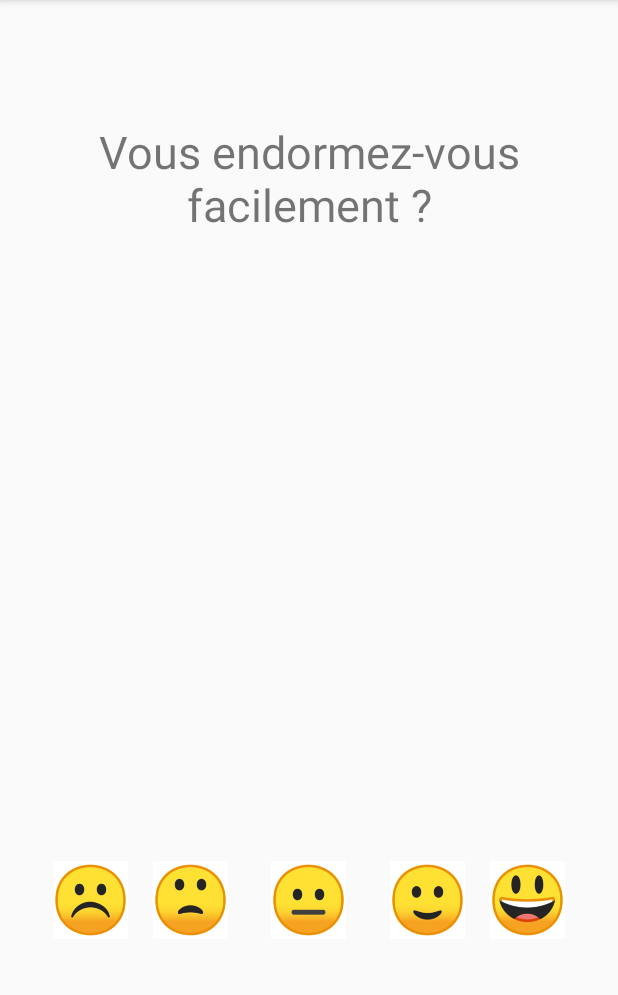
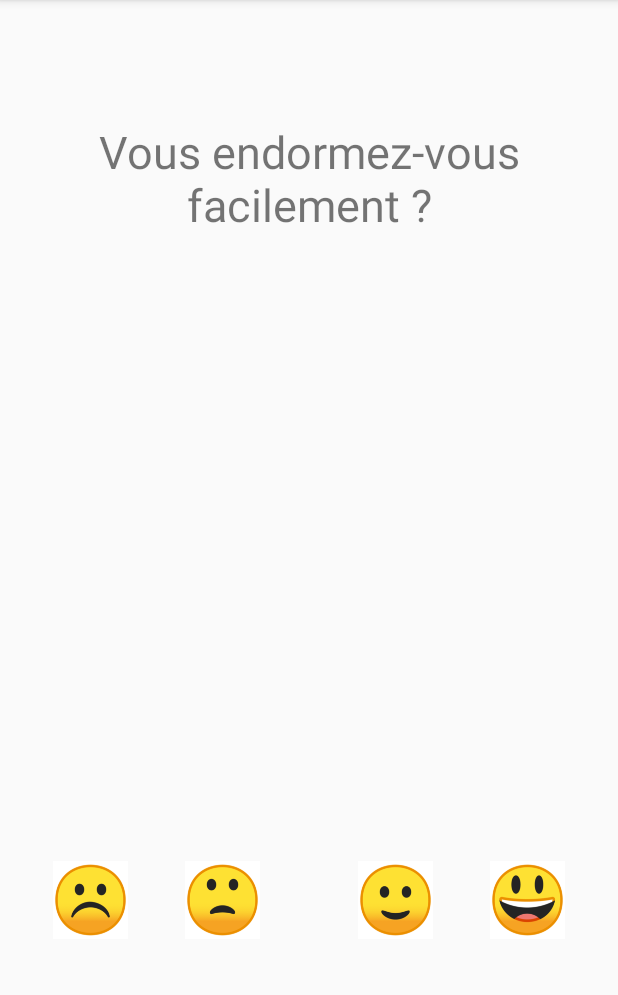
Before and after one commit to PierreLbt/Au-Clock, an Android app: the Questions screen opened directly, with no data from a screen before it, on a phone screen of 412 x 824 dp, the part 96-1091 px from its top. Run offline under Robolectric (Android 15) with nearby library versions, the phone set to English and light mode, and no system bars; Roboto replaces fonts that are not available here.

Commit message:
FINI PUTAIN

```diff
--- a/app/src/main/AndroidManifest.xml
+++ b/app/src/main/AndroidManifest.xml
@@ -34,8 +34,9 @@
         <activity
             android:name=".AndroidBuildingMusicPlayerActivity"
             android:label="AndroidBuildingMusicPlayerActivity"
-            android:theme="@style/AppTheme.NoActionBar"></activity>
-        <activity android:name=".ListeExercices"></activity>
+            android:theme="@style/AppTheme.NoActionBar" />
+        <activity android:name=".ListeExercices" />
+        <activity android:name=".ListeNews"></activity>
     </application>
 
 </manifest>
--- a/app/src/main/java/fr/pierreliaubet/au_clock/Home.java
+++ b/app/src/main/java/fr/pierreliaubet/au_clock/Home.java
@@ -185,6 +185,9 @@ public class Home extends AppCompatActivity
             startActivity(intent);
         } else if (id == R.id.nav_slideshow) {
             startActivity(new Intent(this, ListeExercices.class));
+        } else if (id == R.id.nav_news){
+            Intent truc = new Intent(this, ListeNews.class);
+            startActivity(truc);
         }
 
         DrawerLayout drawer = (DrawerLayout) findViewById(R.id.drawer_layout);
--- a/app/src/main/res/layout/fragment_questions.xml
+++ b/app/src/main/res/layout/fragment_questions.xml
@@ -20,7 +20,7 @@
             android:layout_height="52dp"
             android:layout_alignParentStart="true"
             android:layout_alignTop="@+id/imageView5"
-            android:layout_marginStart="102dp"
+            android:layout_marginStart="123dp"
             android:background="@android:color/white"
             android:onClick="clicSalope"
             android:padding="0dp"
@@ -28,24 +28,12 @@
             android:src="@drawable/patrecontent" />
 
         <ImageButton
-            android:id="@+id/imageView7"
-            android:layout_width="50dp"
-            android:layout_height="52dp"
-            android:layout_alignTop="@+id/imageView6"
-            android:layout_centerHorizontal="true"
-            android:background="@android:color/white"
-            android:onClick="clicSalope"
-            android:padding="0dp"
-            android:scaleType="fitXY"
-            android:src="@drawable/pokerface" />
-
-        <ImageButton
             android:id="@+id/imageView8"
             android:layout_width="50dp"
             android:layout_height="52dp"
             android:layout_alignParentEnd="true"
             android:layout_alignTop="@+id/imageView6"
-            android:layout_marginEnd="102dp"
+            android:layout_marginEnd="123dp"
             android:background="@android:color/white"
             android:onClick="clicSalope"
             android:padding="0dp"
--- a/app/src/main/res/menu/activity_home_drawer.xml
+++ b/app/src/main/res/menu/activity_home_drawer.xml
@@ -13,6 +13,10 @@
             android:id="@+id/nav_slideshow"
             android:icon="@drawable/ic_menu_slideshow"
             android:title="Exercices" />
+        <item
+            android:id="@+id/nav_news"
+            android:icon="@drawable/ic_menu_gallery"
+            android:title="News" />
 
     </group>
 
```
Also changed, not shown: app/src/main/java/fr/pierreliaubet/au_clock/ListeNews.java (added, +94 -0 lines), app/src/main/res/layout/activity_liste_news.xml (added, +15 -0 lines), app/src/main/res/layout/activity_profile.xml (+4 -5 lines), 1 other file.
